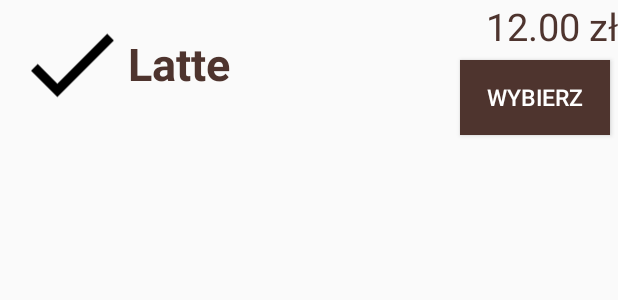
After one commit to IncurableCodeDreamer/CoffeeApp, an Android app: the layout item.xml on its own in the app's theme, with its tools: preview values and no code run, on a phone screen of 412 x 824 dp. The commit adds this screen. Shown: the top 300 px of the screen. Run offline under Robolectric (Android 15) with nearby library versions, the phone set to English and light mode, and no system bars.

Commit message:
Add 2nd Activity, item and CoffeeClass

```diff
--- /dev/null
+++ b/app/src/main/java/com/example/klaudia/coffeeapp/Coffee.java
@@ -0,0 +1,8 @@
+package com.example.klaudia.coffeeapp;
+
+/**
+ * Created by Klaudia on 17.01.2018.
+ */
+
+public class Coffee {
+}
--- /dev/null
+++ b/app/src/main/res/drawable/ic_check_black_24dp.xml
@@ -0,0 +1,9 @@
+<vector xmlns:android="http://schemas.android.com/apk/res/android"
+        android:width="24dp"
+        android:height="24dp"
+        android:viewportWidth="24.0"
+        android:viewportHeight="24.0">
+    <path
+        android:fillColor="#FF000000"
+        android:pathData="M9,16.17L4.83,12l-1.42,1.41L9,19 21,7l-1.41,-1.41z"/>
+</vector>
--- a/app/src/main/res/layout/activity_main2.xml
+++ b/app/src/main/res/layout/activity_main2.xml
@@ -1,9 +1,24 @@
 <?xml version="1.0" encoding="utf-8"?>
-<android.support.constraint.ConstraintLayout xmlns:android="http://schemas.android.com/apk/res/android"
-    xmlns:app="http://schemas.android.com/apk/res-auto"
+<RelativeLayout xmlns:android="http://schemas.android.com/apk/res/android"
     xmlns:tools="http://schemas.android.com/tools"
     android:layout_width="match_parent"
     android:layout_height="match_parent"
-    tools:context="com.example.klaudia.coffeeapp.Main2Activity">
+    tools:context="com.example.klaudia.coffeeapp.MainActivity">
 
-</android.support.constraint.ConstraintLayout>
+    <android.support.v7.widget.RecyclerView
+        android:id="@+id/Recycler"
+        android:layout_width="match_parent"
+        android:layout_height="match_parent"
+        android:layout_above="@id/OrderBtn">
+    </android.support.v7.widget.RecyclerView>
+
+    <Button
+        android:id="@+id/OrderBtn"
+        android:text="Zamów"
+        android:background="@color/colorPrimary"
+        android:textColor="@android:color/white"
+        android:layout_width="match_parent"
+        android:layout_height="wrap_content"
+        android:layout_alignParentBottom="true"
+        android:layout_margin="5dp"/>
+</RelativeLayout>
--- /dev/null
+++ b/app/src/main/res/layout/item.xml
@@ -0,0 +1,48 @@
+<?xml version="1.0" encoding="utf-8"?>
+<RelativeLayout xmlns:android="http://schemas.android.com/apk/res/android"
+    xmlns:app="http://schemas.android.com/apk/res-auto"
+    android:layout_width="match_parent"
+    android:layout_height="match_parent">
+
+    <ImageView
+        android:id="@+id/Check"
+        android:layout_width="75dp"
+        android:layout_height="85dp"
+        android:layout_marginLeft="10dp"
+        android:src="@drawable/ic_check_black_24dp" />
+
+    <TextView
+        android:id="@+id/Name"
+        android:layout_width="wrap_content"
+        android:layout_height="85dp"
+        android:layout_marginBottom="120dp"
+        android:layout_toRightOf="@id/Check"
+        android:gravity="center"
+        android:text="Latte"
+        android:textColor="@color/colorPrimary"
+        android:textSize="30sp"
+        android:textStyle="bold" />
+
+    <TextView
+        android:id="@+id/Price"
+        android:layout_width="wrap_content"
+        android:layout_height="wrap_content"
+        android:layout_alignParentRight="true"
+        android:layout_alignParentTop="true"
+        android:gravity="center"
+        android:text="12.00 zł"
+        android:textColor="@color/colorPrimary"
+        android:textSize="25sp" />
+
+    <Button
+        android:id="@+id/SelectBtn"
+        android:layout_width="100dp"
+        android:layout_height="50dp"
+        android:layout_alignParentRight="true"
+        android:layout_below="@id/Price"
+        android:layout_margin="5dp"
+        android:background="@color/colorPrimary"
+        android:text="Wybierz"
+        android:textColor="@android:color/white"
+        android:textSize="15dp" />
+</RelativeLayout>
```
